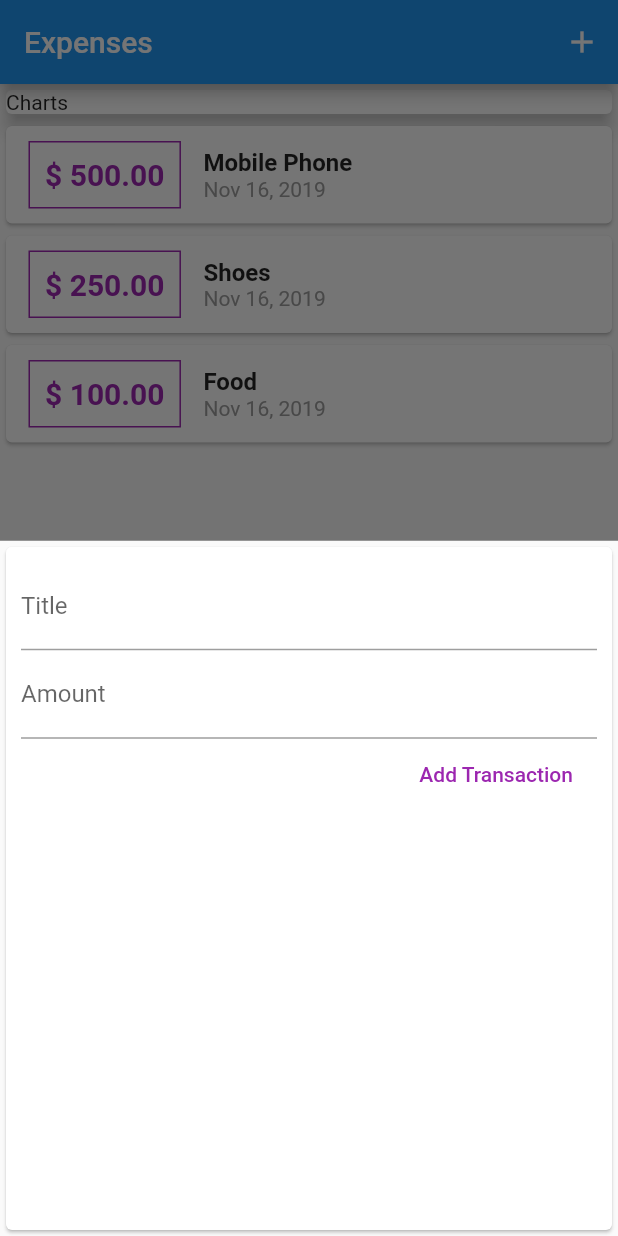
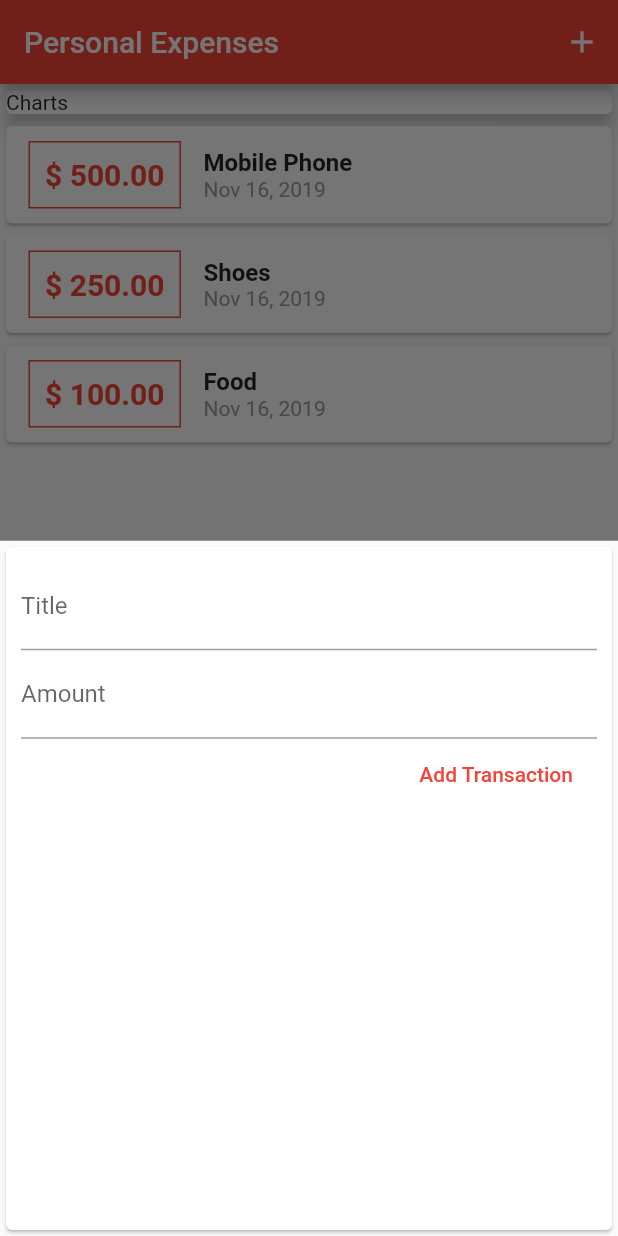
Before and after one commit to akshit-sehgal/flutter-expenses, a Flutter app: the screen it shows after launch, after a tap on the "add" icon, on a phone screen of 412 x 824 dp. Run offline on Flutter 3.47's test engine with Material 2 defaults, Android fonts, the phone set to English and light mode, and no system bars.

Commit message:
Adding App Level themes

```diff
--- a/lib/main.dart
+++ b/lib/main.dart
@@ -9,7 +9,12 @@ class MyApp extends StatelessWidget {
   @override
   Widget build(BuildContext context) {
     return MaterialApp(
-      title: 'Flutter App',
+      title: 'Personal Expenses',
+      theme: ThemeData(
+        primarySwatch: Colors.red,
+        accentColor: Colors.orange,
+        // appBarTheme: AppBarTheme(color:Colors.black)
+      ),
       home: MyHomePage(),
     );
   }
@@ -66,14 +71,14 @@ class _MyHomePageState extends State<MyHomePage> {
   Widget build(BuildContext context) {
     return Scaffold(
       appBar: AppBar(
-        title: Text('Expenses'),
+        title: Text('Personal Expenses'),
         actions: <Widget>[
           IconButton(
             icon: Icon(
               Icons.add,
               color: Colors.white,
             ),
-            onPressed: ()=>_startAddNewTransaction(context),
+            onPressed: () => _startAddNewTransaction(context),
           ),
         ],
       ),
--- a/lib/widgets/new_transaction.dart
+++ b/lib/widgets/new_transaction.dart
@@ -46,7 +46,7 @@ class _NewTransactionState extends State<NewTransaction> {
             ),
             FlatButton(
               child: Text('Add Transaction'),
-              textColor: Colors.purple,
+              textColor: Theme.of(context).primaryColor,
               onPressed: submitData,
             )
           ],
--- a/lib/widgets/transaction_list.dart
+++ b/lib/widgets/transaction_list.dart
@@ -23,13 +23,13 @@ class TransactionList extends StatelessWidget {
                   padding: EdgeInsets.all(10),
                   decoration: BoxDecoration(
                       border: Border.all(
-                    color: Colors.purple,
+                    color: Theme.of(context).primaryColor,
                   )),
                   child: Text('\$ ${transactions[index].amount.toStringAsFixed(2)}',
                       style: TextStyle(
                         fontWeight: FontWeight.bold,
                         fontSize: 20,
-                        color: Colors.purple,
+                        color: Theme.of(context).primaryColor,
                       )),
                 ),
                 Column(
```
